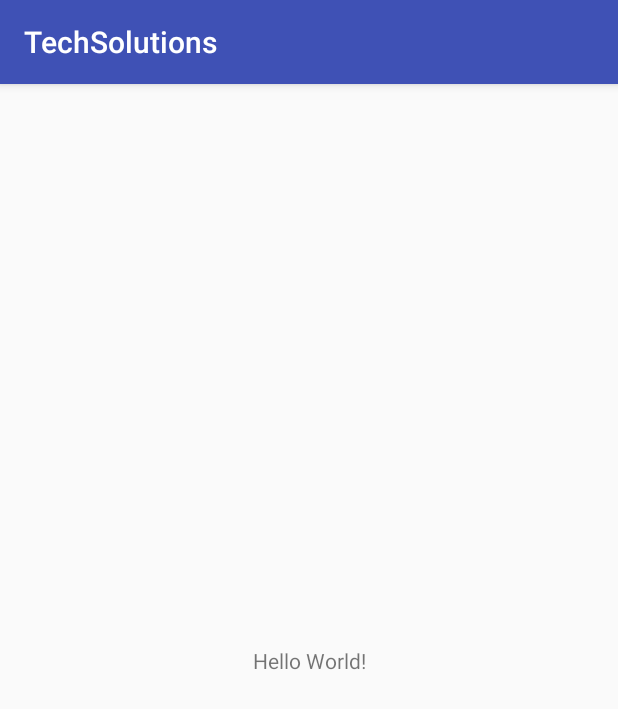
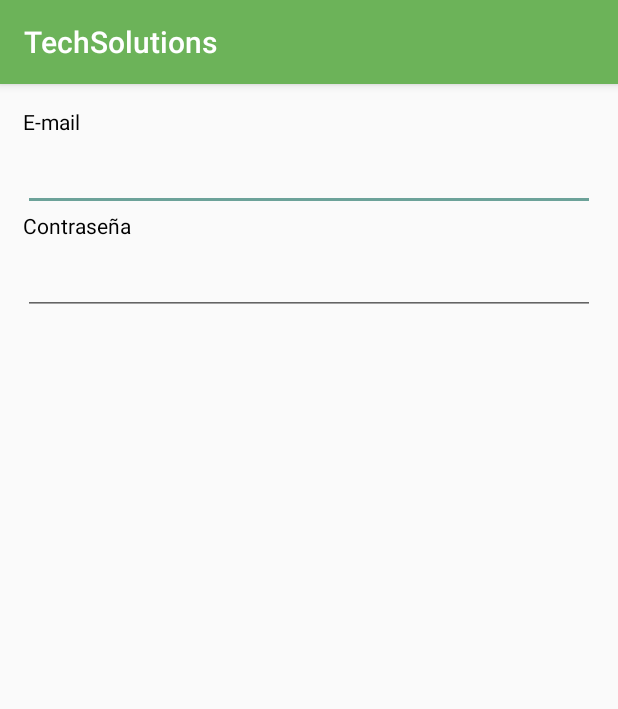
Before and after one commit to Sebassllr/TechSolutions, an Android app: the screen it shows after launch (MainActivity), on a phone screen of 412 x 824 dp. Shown: the top 709 px of the screen. Run offline under Robolectric (Android 15) with nearby library versions, the phone set to English and light mode, and no system bars.

Commit message:
Se agregan clases y vistas principales

```diff
--- a/app/build.gradle
+++ b/app/build.gradle
@@ -22,7 +22,9 @@ dependencies {
     implementation fileTree(dir: 'libs', include: ['*.jar'])
     implementation 'com.android.support:appcompat-v7:27.1.1'
     implementation 'com.android.support.constraint:constraint-layout:1.1.2'
+    implementation 'com.android.support:support-v4:27.1.1'
     testImplementation 'junit:junit:4.12'
     androidTestImplementation 'com.android.support.test:runner:1.0.2'
     androidTestImplementation 'com.android.support.test.espresso:espresso-core:3.0.2'
+    implementation 'com.android.support:recyclerview-v7:27.1.1'
 }
--- a/app/src/main/res/layout/activity_main.xml
+++ b/app/src/main/res/layout/activity_main.xml
@@ -1,18 +1,30 @@
 <?xml version="1.0" encoding="utf-8"?>
-<android.support.constraint.ConstraintLayout xmlns:android="http://schemas.android.com/apk/res/android"
-    xmlns:app="http://schemas.android.com/apk/res-auto"
+<LinearLayout xmlns:android="http://schemas.android.com/apk/res/android"
     xmlns:tools="http://schemas.android.com/tools"
     android:layout_width="match_parent"
     android:layout_height="match_parent"
+    android:orientation="vertical"
+    android:padding="15dp"
     tools:context=".MainActivity">
 
     <TextView
-        android:layout_width="wrap_content"
-        android:layout_height="wrap_content"
-        android:text="Hello World!"
-        app:layout_constraintBottom_toBottomOf="parent"
-        app:layout_constraintLeft_toLeftOf="parent"
-        app:layout_constraintRight_toRightOf="parent"
-        app:layout_constraintTop_toTopOf="parent" />
-
-</android.support.constraint.ConstraintLayout>
+        android:textColor="@color/black"
+        android:text="@string/email"
+        android:labelFor="@+id/tvName"
+        android:layout_width="match_parent"
+        android:layout_height="wrap_content" />
+    <EditText
+        android:id="@+id/tvName"
+        android:layout_width="match_parent"
+        android:layout_height="50dp"/>
+    <TextView
+        android:textColor="@color/black"
+        android:text="@string/password"
+        android:labelFor="@+id/tvPassword"
+        android:layout_width="match_parent"
+        android:layout_height="wrap_content" />
+    <EditText
+        android:id="@+id/tvPassword"
+        android:layout_width="match_parent"
+        android:layout_height="50dp"/>
+</LinearLayout>
--- a/app/src/main/res/values/colors.xml
+++ b/app/src/main/res/values/colors.xml
@@ -1,6 +1,8 @@
 <?xml version="1.0" encoding="utf-8"?>
 <resources>
-    <color name="colorPrimary">#3F51B5</color>
-    <color name="colorPrimaryDark">#303F9F</color>
-    <color name="colorAccent">#FF4081</color>
+    <color name="colorPrimary">#6CB359</color>
+    <color name="colorPrimaryTransparent">#3F6CB359</color>
+    <color name="colorPrimaryDark">#0F4800</color>
+    <color name="colorAccent">#6CA299</color>
+    <color name="black">#000000</color>
 </resources>
```
Also changed, not shown: app/src/main/java/com/example/usuario/techsolutions/AddArticleFragment.java (added, +22 -0 lines), app/src/main/java/com/example/usuario/techsolutions/Article.java (added, +52 -0 lines), app/src/main/java/com/example/usuario/techsolutions/ArticleFragment.java (added, +17 -0 lines), app/src/main/java/com/example/usuario/techsolutions/RVArticles.java (added, +55 -0 lines), app/src/main/res/layout/fragment_add_article.xml (added, +39 -0 lines), app/src/main/res/layout/fragment_article.xml (added, +27 -0 lines), app/src/main/res/layout/rv_articles.xml (added, +31 -0 lines), app/src/main/res/values/strings.xml (+13 -0 lines).
